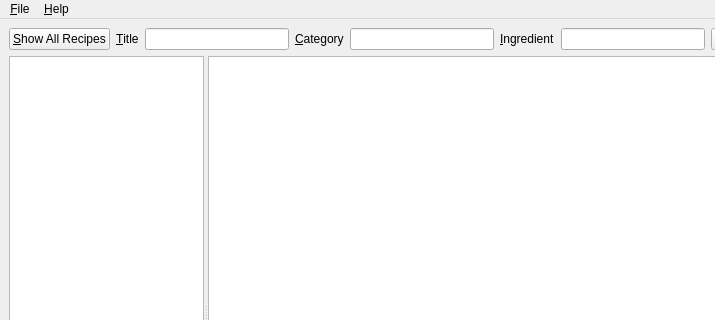
First picture: the form in anymeal/main_window.ui, repository wedesoft/anymeal, before the edit; both pictures show x 0 to 715 and y 0 to 320 of the 800 by 600 pixel window.
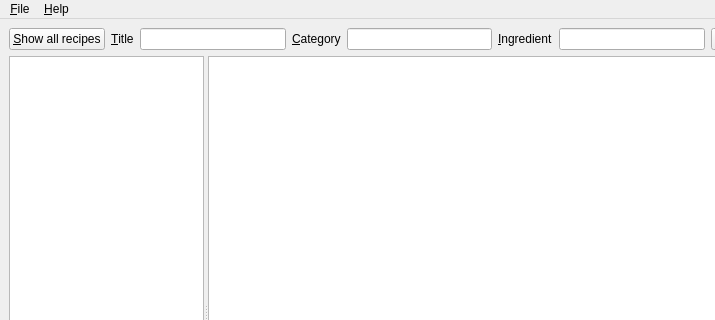
Second picture: the form after the edit. Icons and pictures are not drawn.

What changed in the file:
```diff
--- a/anymeal/main_window.ui
+++ b/anymeal/main_window.ui
@@ -24,7 +24,7 @@
       <item>
        <widget class="QPushButton" name="reset_button">
         <property name="text">
-         <string>&amp;Show All Recipes</string>
+         <string>&amp;Show all recipes</string>
         </property>
        </widget>
       </item>
```
Left out of the diff: 8 changed lines with no effect on the pictures.
